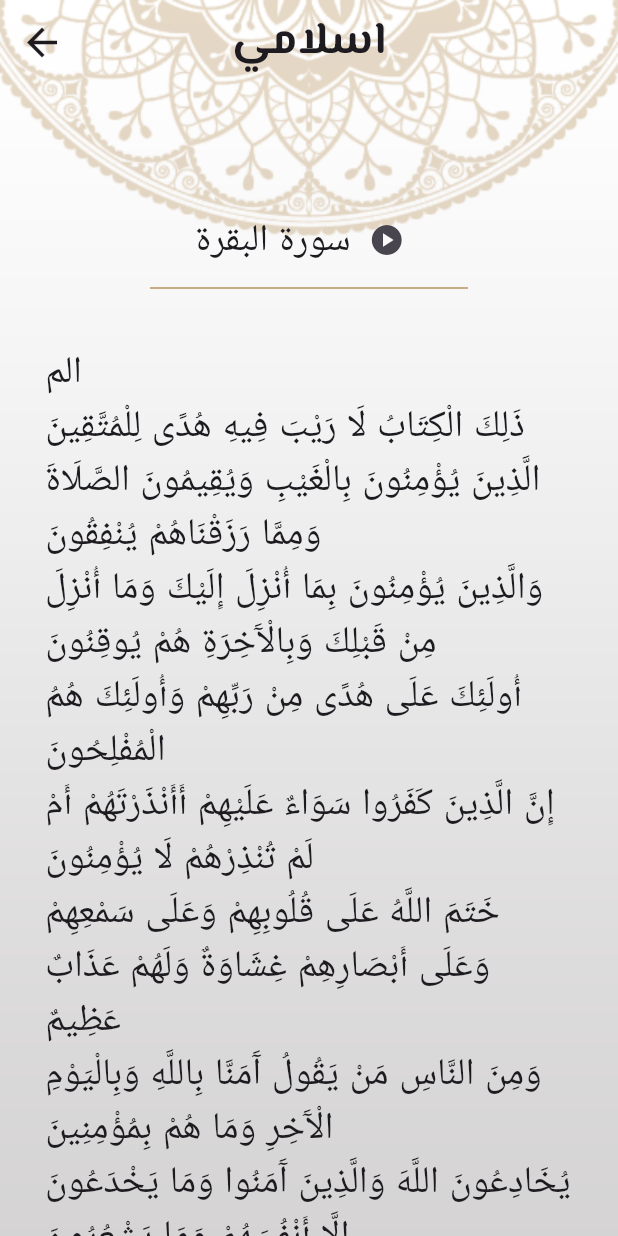
After one commit to youssefemadeldn/Islami-App, a Flutter app: the QuranContentView screen opened by its route, on a phone screen of 412 x 824 dp. The commit adds this screen. Run offline on Flutter 3.47's test engine with Material 3 defaults, Android fonts, the phone set to English and light mode, and no system bars; our stand-ins replace google_fonts.

Commit message:
finish Ui of Quran Content View

```diff
--- a/lib/main.dart
+++ b/lib/main.dart
@@ -1,6 +1,7 @@
 import 'package:flutter/material.dart';
 import 'package:islamic_app/views/bottom_navigation_bar_view.dart';
 import 'package:islamic_app/views/hadith_content_view.dart';
+import 'package:islamic_app/views/quran_content_view.dart';
 
 void main() {
   runApp(const MyApp());
@@ -19,6 +20,7 @@ class MyApp extends StatelessWidget {
         BottomNavigationBarView.routName: (context) =>
             BottomNavigationBarView(),
         HadithContentView.routName: (context) => HadithContentView(),
+        QuranContentView.routName: (context) => QuranContentView(),
       },
     );
   }
--- /dev/null
+++ b/lib/views/quran_content_view.dart
@@ -0,0 +1,109 @@
+import 'package:flutter/material.dart';
+import 'package:google_fonts/google_fonts.dart';
+import 'package:islamic_app/constants.dart';
+import 'package:islamic_app/views/bottom_navigation_bar_view.dart';
+
+class QuranContentView extends StatelessWidget {
+  static const String routName = 'QuranContentView';
+  const QuranContentView({super.key});
+
+  @override
+  Widget build(BuildContext context) {
+    return Stack(
+      children: [
+        Positioned(
+          left: 0,
+          right: 0,
+          child: Image.asset('assets/images/bg.png'),
+        ),
+        Scaffold(
+          backgroundColor: Colors.transparent,
+          appBar: AppBar(
+            automaticallyImplyLeading: true,
+            leading: IconButton(
+              onPressed: () {
+                Navigator.popAndPushNamed(
+                    context, BottomNavigationBarView.routName);
+              },
+              icon: const Icon(
+                Icons.arrow_back,
+                size: 30,
+                weight: 5,
+              ),
+            ),
+            backgroundColor: Colors.transparent,
+            title: Text(
+              'اسلامي',
+              style: GoogleFonts.elMessiri(
+                fontSize: 30,
+                fontWeight: FontWeight.w700,
+              ),
+            ),
+            centerTitle: true,
+          ),
+          body: SingleChildScrollView(
+            child: Column(
+              children: [
+                const SizedBox(
+                  height: 80,
+                ),
+                Row(
+                  mainAxisAlignment: MainAxisAlignment.center,
+                  children: [
+                    Text(
+                      'سورة البقرة',
+                      style: GoogleFonts.inter(
+                        fontSize: 25,
+                        fontWeight: FontWeight.w400,
+                      ),
+                    ),
+                    IconButton(
+                        onPressed: () {}, icon: const Icon(Icons.play_circle)),
+                  ],
+                ),
+                const Divider(
+                  color: kPrimaryColor,
+                  thickness: 1,
+                  endIndent: 100,
+                  indent: 100,
+                ),
+                Padding(
+                  padding: const EdgeInsets.only(left: 30, right: 30, top: 30),
+                  child: Center(
+                    child: Text(
+                      """الم
+ذَلِكَ الْكِتَابُ لَا رَيْبَ فِيهِ هُدًى لِلْمُتَّقِينَ
+الَّذِينَ يُؤْمِنُونَ بِالْغَيْبِ وَيُقِيمُونَ الصَّلَاةَ وَمِمَّا رَزَقْنَاهُمْ يُنْفِقُونَ
+وَالَّذِينَ يُؤْمِنُونَ بِمَا أُنْزِلَ إِلَيْكَ وَمَا أُنْزِلَ مِنْ قَبْلِكَ وَبِالْآَخِرَةِ هُمْ يُوقِنُونَ
+أُولَئِكَ عَلَى هُدًى مِنْ رَبِّهِمْ وَأُولَئِكَ هُمُ الْمُفْلِحُونَ
+إِنَّ الَّذِينَ كَفَرُوا سَوَاءٌ عَلَيْهِمْ أَأَنْذَرْتَهُمْ أَمْ لَمْ تُنْذِرْهُمْ لَا يُؤْمِنُونَ
+خَتَمَ اللَّهُ عَلَى قُلُوبِهِمْ وَعَلَى سَمْعِهِمْ وَعَلَى أَبْصَارِهِمْ غِشَاوَةٌ وَلَهُمْ عَذَابٌ عَظِيمٌ
+وَمِنَ النَّاسِ مَنْ يَقُولُ آَمَنَّا بِاللَّهِ وَبِالْيَوْمِ الْآَخِرِ وَمَا هُمْ بِمُؤْمِنِينَ
+يُخَادِعُونَ اللَّهَ وَالَّذِينَ آَمَنُوا وَمَا يَخْدَعُونَ إِلَّا أَنْفُسَهُمْ وَمَا يَشْعُرُونَ
+فِي قُلُوبِهِمْ مَرَضٌ فَزَادَهُمُ اللَّهُ مَرَضًا وَلَهُمْ عَذَابٌ أَلِيمٌ بِمَا كَانُوا يَكْذِبُونَ
+وَإِذَا قِيلَ لَهُمْ لَا تُفْسِدُوا فِي الْأَرْضِ قَالُوا إِنَّمَا نَحْنُ مُصْلِحُونَ
+أَلَا إِنَّهُمْ هُمُ الْمُفْسِدُونَ وَلَكِنْ لَا يَشْعُرُونَ
+وَإِذَا قِيلَ لَهُمْ آَمِنُوا كَمَا آَمَنَ النَّاسُ قَالُوا أَنُؤْمِنُ كَمَا آَمَنَ السُّفَهَاءُ أَلَا إِنَّهُمْ هُمُ السُّفَهَاءُ وَلَكِنْ لَا يَعْلَمُونَ
+وَإِذَا لَقُوا الَّذِينَ آَمَنُوا قَالُوا آَمَنَّا وَإِذَا خَلَوْا إِلَى شَيَاطِينِهِمْ قَالُوا إِنَّا مَعَكُمْ إِنَّمَا نَحْنُ مُسْتَهْزِئُونَ
+اللَّهُ يَسْتَهْزِئُ بِهِمْ وَيَمُدُّهُمْ فِي طُغْيَانِهِمْ يَعْمَهُونَ
+أُولَئِكَ الَّذِينَ اشْتَرَوُا الضَّلَالَةَ بِالْهُدَى فَمَا رَبِحَتْ تِجَارَتُهُمْ وَمَا كَانُوا مُهْتَدِينَ
+مَثَلُهُمْ كَمَثَلِ الَّذِي اسْتَوْقَدَ نَارًا فَلَمَّا أَضَاءَتْ مَا حَوْلَهُ ذَهَبَ اللَّهُ بِنُورِهِمْ وَتَرَكَهُمْ فِي ظُلُمَاتٍ لَا يُبْصِرُونَ
+صُمٌّ بُكْمٌ عُمْيٌ فَهُمْ لَا يَرْجِعُونَ
+أَوْ كَصَيِّبٍ مِنَ السَّمَاءِ فِيهِ ظُلُمَاتٌ وَرَعْدٌ وَبَرْقٌ يَجْعَلُونَ أَصَابِعَهُمْ فِي آَذَانِهِمْ مِنَ الصَّوَاعِقِ حَذَرَ الْمَوْتِ وَاللَّهُ مُحِيطٌ بِالْكَافِرِينَ
+يَكَادُ الْبَرْقُ يَخْطَفُ أَبْصَارَهُمْ كُلَّمَا أَضَاءَ لَهُمْ مَشَوْا فِيهِ وَإِذَا أَظْلَمَ عَلَيْهِمْ قَامُوا وَلَوْ شَاءَ اللَّهُ لَذَهَبَ بِسَمْعِهِمْ وَأَبْصَارِهِمْ إِنَّ اللَّهَ عَلَى كُلِّ شَيْءٍ قَدِيرٌ
+""",
+                      style: GoogleFonts.inter(
+                        fontSize: 25,
+                        fontWeight: FontWeight.w400,
+                      ),
+                    ),
+                  ),
+                ),
+              ],
+            ),
+          ),
+        ),
+      ],
+    );
+  }
+}
--- a/lib/widgets/quran_tab.dart
+++ b/lib/widgets/quran_tab.dart
@@ -1,6 +1,7 @@
 import 'package:flutter/material.dart';
 import 'package:google_fonts/google_fonts.dart';
 import 'package:islamic_app/constants.dart';
+import 'package:islamic_app/views/quran_content_view.dart';
 
 class QuranTab extends StatelessWidget {
   const QuranTab({super.key});
@@ -40,7 +41,11 @@ class QuranTab extends StatelessWidget {
         Expanded(
           child: ListView(
             children: List.generate(114, (index) {
-              return Row(
+              return GestureDetector(
+                onTap: () {
+                  Navigator.pushNamed(context, QuranContentView.routName);
+                },
+                child: Row(
                   mainAxisAlignment: MainAxisAlignment.spaceEvenly,
                   children: [
                     Text(
@@ -58,6 +63,7 @@ class QuranTab extends StatelessWidget {
                       ),
                     ),
                   ],
+                ),
               );
             }),
           ),
```
Lines whose indentation alone changed are shown as unchanged.
